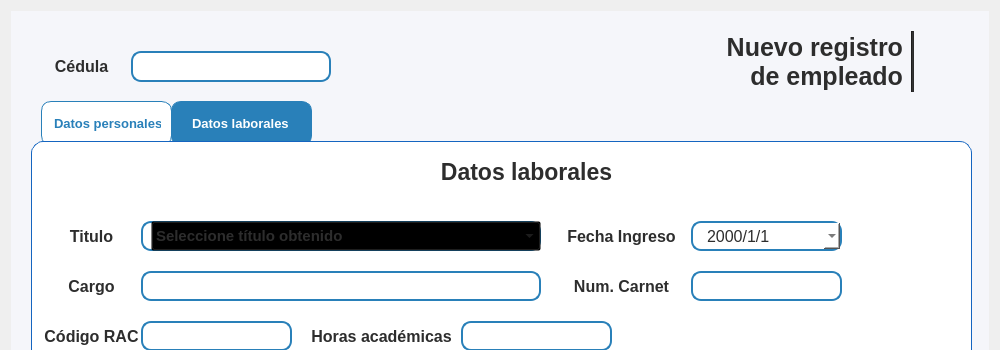
Before: the Qt Designer form resources/ui/registro_emple.ui in Proyecto-Uptjaa/Proyecto_SIRA, drawn with Qt 5; both pictures show x 0 to 1000 and y 0 to 350 of the 1000 by 600 pixel window.
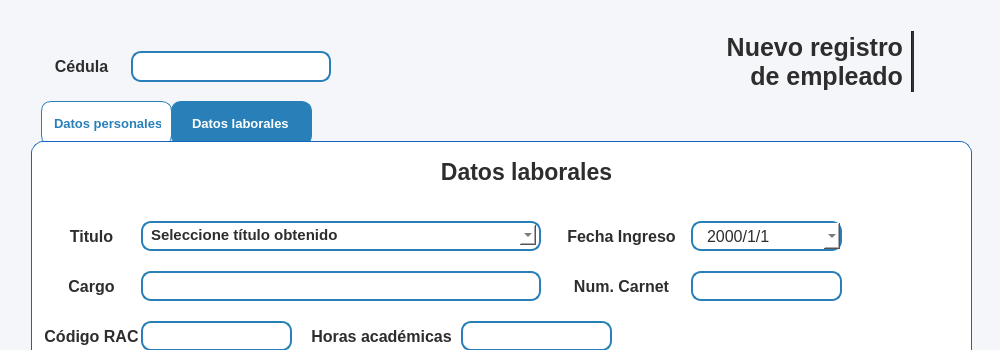
After: the same form once the commit is applied. The open tabs and pages were chosen to show the change. Icons and pictures are not drawn.

The edit to the form file:
```diff
--- a/resources/ui/registro_emple.ui
+++ b/resources/ui/registro_emple.ui
@@ -25,6 +25,9 @@
   <property name="windowTitle">
    <string>Dialog</string>
   </property>
+  <property name="styleSheet">
+   <string notr="true">background-color: #f5f6fa;</string>
+  </property>
   <layout class="QGridLayout" name="gridLayout">
    <item row="0" column="0">
     <widget class="QWidget" name="widget" native="true">
@@ -1448,10 +1451,10 @@
            <widget class="QComboBox" name="cbxTitulo_reg_emple">
             <property name="geometry">
              <rect>
-              <x>10</x>
-              <y>0</y>
+              <x>5</x>
+              <y>4</y>
               <width>390</width>
-              <height>30</height>
+              <height>20</height>
              </rect>
             </property>
             <property name="minimumSize">
@@ -1474,7 +1477,8 @@
              </font>
             </property>
             <property name="styleSheet">
-             <string notr="true"/>
+             <string notr="true">background-color: white;
+border: transparent;</string>
             </property>
             <property name="iconSize">
              <size>
@@ -1861,9 +1865,9 @@
      <widget class="QLabel" name="lblTitulo_logo_estu">
       <property name="geometry">
        <rect>
-        <x>711</x>
+        <x>701</x>
         <y>10</y>
-        <width>181</width>
+        <width>191</width>
         <height>81</height>
        </rect>
       </property>
```
Left out of the diff: 8 changed lines with no effect on the pictures.
